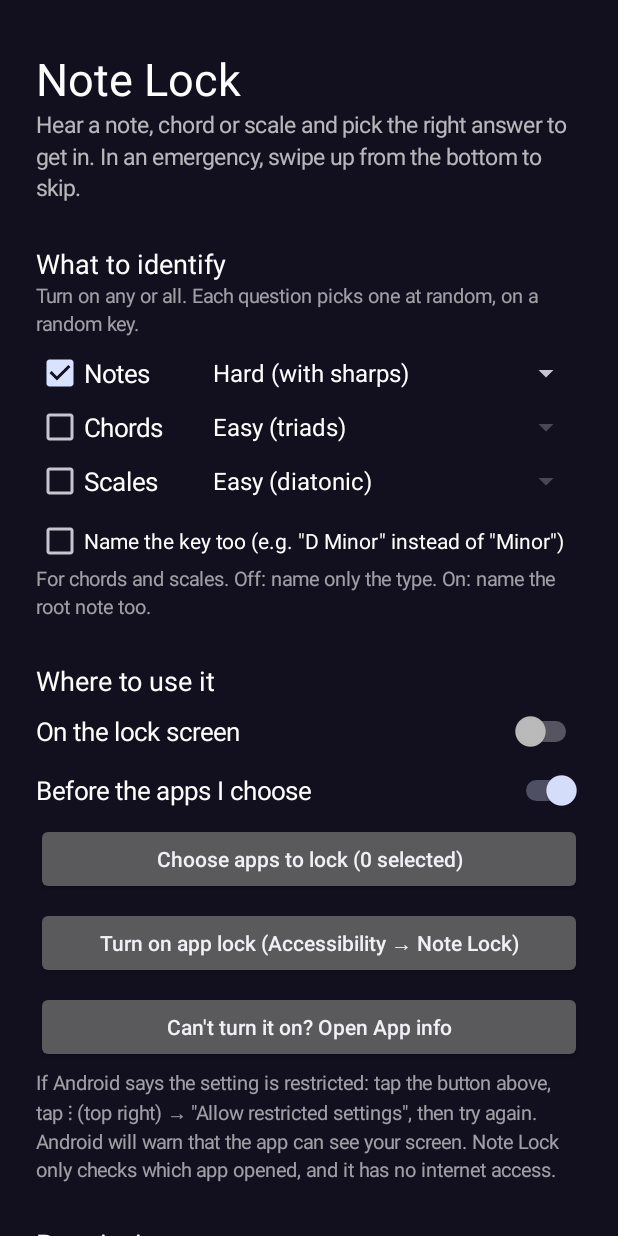
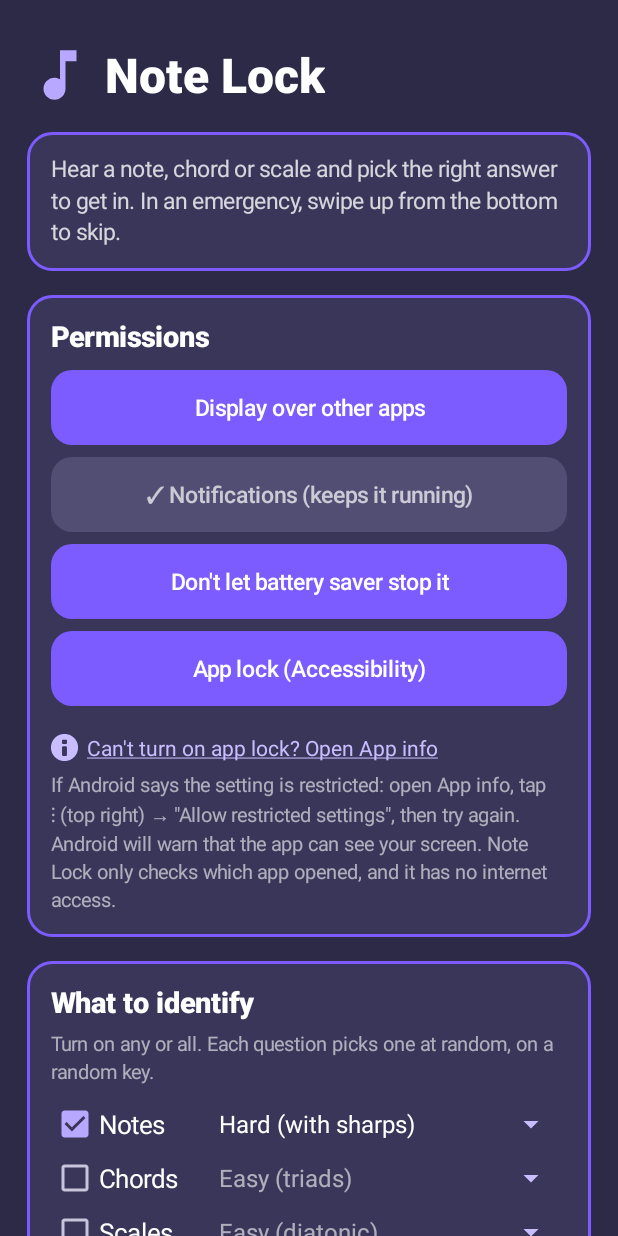
Before and after one commit to commanderlawin123/NoteLock, an Android app: the screen it shows after launch (MainActivity), on a phone screen of 412 x 824 dp. Run offline under Robolectric (Android 15) with nearby library versions, the phone set to English and light mode, and no system bars.

Commit message:
Redesign settings: bold header with icon, bordered sections, permissions first, violet buttons, softer background
Co-Authored-By: Claude Opus 5.5 <noreply@anthropic.com>
Claude-Session: https://claude.ai/code/session_01SirkEfGJhDapyXGVGs1rLq

```diff
--- a/app/src/main/java/com/notelock/app/AppPickerActivity.java
+++ b/app/src/main/java/com/notelock/app/AppPickerActivity.java
@@ -54,12 +54,12 @@ public class AppPickerActivity extends Activity {
     @Override
     protected void onCreate(Bundle savedInstanceState) {
         super.onCreate(savedInstanceState);
-        getWindow().setStatusBarColor(0xFF1B1035);
+        getWindow().setStatusBarColor(MainActivity.BG);
         locked = Notes.lockedApps(this);
 
         LinearLayout col = new LinearLayout(this);
         col.setOrientation(LinearLayout.VERTICAL);
-        col.setBackgroundColor(0xFF12101F);
+        col.setBackgroundColor(MainActivity.BG);
         col.setPadding(dp(16), dp(24), dp(16), 0);
 
         TextView title = new TextView(this);
--- a/app/src/main/java/com/notelock/app/MainActivity.java
+++ b/app/src/main/java/com/notelock/app/MainActivity.java
@@ -6,7 +6,13 @@ import android.content.ComponentName;
 import android.content.Intent;
 import android.content.SharedPreferences;
 import android.content.pm.PackageManager;
+import android.content.res.ColorStateList;
 import android.graphics.Color;
+import android.graphics.Paint;
+import android.graphics.Typeface;
+import android.graphics.drawable.Drawable;
+import android.graphics.drawable.GradientDrawable;
+import android.graphics.drawable.StateListDrawable;
 import android.net.Uri;
 import android.os.Build;
 import android.os.Bundle;
@@ -20,6 +26,7 @@ import android.widget.AdapterView;
 import android.widget.ArrayAdapter;
 import android.widget.Button;
 import android.widget.CheckBox;
+import android.widget.ImageView;
 import android.widget.LinearLayout;
 import android.widget.ScrollView;
 import android.widget.Spinner;
@@ -27,112 +34,148 @@ import android.widget.Switch;
 import android.widget.TextView;
 import android.widget.Toast;
 
-/** Settings: what to identify, where to use it, permissions, and a test button. */
+/** Settings: permissions, what to identify, where to use it, and a test button. */
 public class MainActivity extends Activity {
+    // Palette (change these to restyle the whole screen)
+    static final int BG = 0xFF2D2A47;          // soft indigo background
+    static final int CARD = 0xFF3A3659;        // section card
+    static final int BORDER = 0xFF7C5CFF;      // section border (violet)
+    static final int VIOLET = 0xFF7C5CFF;      // buttons, same as the icon
+    static final int VIOLET_DOWN = 0xFF6446E8; // pressed button
+    static final int DISABLED = 0xFF524D73;    // greyed-out button
+    static final int TEXT_DIM = 0xCCFFFFFF;
+    static final int TEXT_FAINT = 0x99FFFFFF;
+
     private SharedPreferences prefs;
-    private Button overlayBtn, notifBtn, batteryBtn, pickBtn, accessBtn;
+    private Button overlayBtn, notifBtn, batteryBtn, accessBtn, pickBtn;
     private CheckBox notesBox, chordsBox, scalesBox;
+    private Switch appLockSwitch;
 
     @Override
     protected void onCreate(Bundle savedInstanceState) {
         super.onCreate(savedInstanceState);
-        getWindow().setStatusBarColor(0xFF1B1035);
+        getWindow().setStatusBarColor(BG);
+        getWindow().setNavigationBarColor(BG);
         prefs = Notes.prefs(this);
 
         ScrollView scroll = new ScrollView(this);
-        scroll.setBackgroundColor(0xFF12101F);
+        scroll.setBackgroundColor(BG);
         LinearLayout col = new LinearLayout(this);
         col.setOrientation(LinearLayout.VERTICAL);
-        col.setPadding(dp(24), dp(32), dp(24), dp(32));
+        col.setPadding(dp(18), dp(28), dp(18), dp(32));
         scroll.addView(col);
 
-        col.addView(text("Note Lock", 30, Color.WHITE));
-        col.addView(text("Hear a note, chord or scale and pick the right answer to get in. "
-                + "In an emergency, swipe up from the bottom to skip.", 15, 0xB3FFFFFF));
+        // ---------------------------------------------------- header
+        LinearLayout header = new LinearLayout(this);
+        header.setOrientation(LinearLayout.HORIZONTAL);
+        header.setGravity(Gravity.CENTER_VERTICAL);
+        ImageView logo = new ImageView(this);
+        logo.setImageResource(R.drawable.ic_notelock);
+        logo.setImageTintList(ColorStateList.valueOf(0xFFB9A8FF));
+        header.addView(logo, new LinearLayout.LayoutParams(dp(44), dp(44)));
+        TextView name = text("Note Lock", 32, Color.WHITE);
+        name.setTypeface(Typeface.create("sans-serif-black", Typeface.BOLD));
+        name.setPadding(dp(8), 0, 0, 0);
+        header.addView(name);
+        col.addView(header);
 
-        // ---------------------------------------------------- what to identify
-        col.addView(text("What to identify", 18, Color.WHITE), margins(28));
-        col.addView(text("Turn on any or all. Each question picks one at random, on a random key.",
-                13, 0x99FFFFFF));
-
-        notesBox = new CheckBox(this);
-        col.addView(typeRow(notesBox, "Notes", Notes.notesOn(prefs), Notes.KEY_NOTES_ON,
-                new String[]{"Easy (no sharps)", "Hard (with sharps)"},
-                Notes.notesLevel(prefs), Notes.KEY_NOTES_LEVEL), margins(8));
-
-        chordsBox = new CheckBox(this);
-        col.addView(typeRow(chordsBox, "Chords", prefs.getBoolean(Notes.KEY_CHORDS_ON, false),
-                Notes.KEY_CHORDS_ON,
-                new String[]{"Easy (triads)", "Normal (sus & 7th chords)", "Hard (extended chords)"},
-                prefs.getInt(Notes.KEY_CHORDS_LEVEL, 0), Notes.KEY_CHORDS_LEVEL), margins(4));
-
-        scalesBox = new CheckBox(this);
-        col.addView(typeRow(scalesBox, "Scales", prefs.getBoolean(Notes.KEY_SCALES_ON, false),
-                Notes.KEY_SCALES_ON,
-                new String[]{"Easy (diatonic)", "Normal (pentatonic & blues)", "Hard (7 modes)"},
-                prefs.getInt(Notes.KEY_SCALES_LEVEL, 0), Notes.KEY_SCALES_LEVEL), margins(4));
-
-        CheckBox nameKey = new CheckBox(this);
-        nameKey.setText("Name the key too (e.g. \"D Minor\" instead of \"Minor\")");
-        nameKey.setTextColor(Color.WHITE);
-        nameKey.setChecked(prefs.getBoolean(Notes.KEY_NAME_KEY, false));
-        nameKey.setOnCheckedChangeListener((b, on) -> prefs.edit().putBoolean(Notes.KEY_NAME_KEY, on).apply());
-        col.addView(nameKey, margins(8));
-        col.addView(text("For chords and scales. Off: name only the type. On: name the root note too.",
-                13, 0x99FFFFFF));
-
-        // ---------------------------------------------------- where to use it
-        col.addView(text("Where to use it", 18, Color.WHITE), margins(28));
-
-        Switch lockScreen = sw("On the lock screen", Notes.isEnabled(this));
-        lockScreen.setOnCheckedChangeListener((b, on) -> setLockScreen(on));
-        col.addView(lockScreen, margins(8));
-
-        Switch appLock = sw("Before the apps I choose", prefs.getBoolean(Notes.KEY_APPLOCK_ON, true));
-        appLock.setOnCheckedChangeListener((b, on) -> {
-            prefs.edit().putBoolean(Notes.KEY_APPLOCK_ON, on).apply();
-            if (on && !appLockOn()) {
-                Toast.makeText(this, "Also turn on Note Lock in Accessibility (button below)",
-                        Toast.LENGTH_LONG).show();
-            }
-        });
-        col.addView(appLock, margins(12));
-
-        pickBtn = button(v -> startActivity(new Intent(this, AppPickerActivity.class)));
-        col.addView(pickBtn, margins(8));
-
-        accessBtn = button(v -> startActivity(new Intent(Settings.ACTION_ACCESSIBILITY_SETTINGS)));
-        col.addView(accessBtn, margins(8));
-
-        Button restricted = button(v -> startActivity(new Intent(
-                Settings.ACTION_APPLICATION_DETAILS_SETTINGS,
-                Uri.parse("package:" + getPackageName()))));
-        restricted.setText("Can't turn it on? Open App info");
-        col.addView(restricted, margins(8));
-        col.addView(text("If Android says the setting is restricted: tap the button above, "
-                + "tap ⋮ (top right) → \"Allow restricted settings\", then try again. "
-                + "Android will warn that the app can see your screen. Note Lock only checks "
-                + "which app opened, and it has no internet access.", 13, 0x99FFFFFF), margins(4));
+        // ---------------------------------------------------- intro
+        LinearLayout intro = card(col, null);
+        intro.addView(text("Hear a note, chord or scale and pick the right answer to get in. "
+                + "In an emergency, swipe up from the bottom to skip.", 15, TEXT_DIM));
 
         // ---------------------------------------------------- permissions
-        col.addView(text("Permissions", 18, Color.WHITE), margins(28));
-
+        LinearLayout perms = card(col, "Permissions");
         overlayBtn = button(v -> startActivity(new Intent(Settings.ACTION_MANAGE_OVERLAY_PERMISSION,
                 Uri.parse("package:" + getPackageName()))));
-        col.addView(overlayBtn, margins(8));
+        perms.addView(overlayBtn, margins(4));
 
         notifBtn = button(v -> {
             if (Build.VERSION.SDK_INT >= 33) {
                 requestPermissions(new String[]{Manifest.permission.POST_NOTIFICATIONS}, 1);
             }
         });
-        col.addView(notifBtn, margins(8));
+        perms.addView(notifBtn, margins(8));
 
         batteryBtn = button(v -> startActivity(new Intent(
                 Settings.ACTION_REQUEST_IGNORE_BATTERY_OPTIMIZATIONS,
                 Uri.parse("package:" + getPackageName()))));
-        col.addView(batteryBtn, margins(8));
+        perms.addView(batteryBtn, margins(8));
 
+        accessBtn = button(v -> startActivity(new Intent(Settings.ACTION_ACCESSIBILITY_SETTINGS)));
+        perms.addView(accessBtn, margins(8));
+
+        TextView info = text("Can't turn on app lock? Open App info", 14, 0xFFC9BDFF);
+        info.setPaintFlags(info.getPaintFlags() | Paint.UNDERLINE_TEXT_FLAG);
+        Drawable icon = getDrawable(android.R.drawable.ic_dialog_info);
+        if (icon != null) {
+            icon = icon.mutate();
+            icon.setTint(0xFFC9BDFF);
+            icon.setBounds(0, 0, dp(18), dp(18));
+            info.setCompoundDrawablesRelative(icon, null, null, null);
+            info.setCompoundDrawablePadding(dp(6));
+        }
+        info.setGravity(Gravity.CENTER_VERTICAL);
+        info.setPadding(0, dp(6), 0, dp(6));
+        info.setOnClickListener(v -> startActivity(new Intent(
+                Settings.ACTION_APPLICATION_DETAILS_SETTINGS,
+                Uri.parse("package:" + getPackageName()))));
+        perms.addView(info, margins(12));
+        perms.addView(text("If Android says the setting is restricted: open App info, "
+                + "tap ⋮ (top right) → \"Allow restricted settings\", then try again. "
+                + "Android will warn that the app can see your screen. Note Lock only checks "
+                + "which app opened, and it has no internet access.", 13, TEXT_FAINT));
+
+        // ---------------------------------------------------- what to identify
+        LinearLayout what = card(col, "What to identify");
+        what.addView(text("Turn on any or all. Each question picks one at random, on a random key.",
+                13, TEXT_FAINT));
+
+        notesBox = new CheckBox(this);
+        chordsBox = new CheckBox(this);
+        scalesBox = new CheckBox(this);
+        what.addView(typeRow(notesBox, "Notes", Notes.notesOn(prefs), Notes.KEY_NOTES_ON,
+                new String[]{"Easy (no sharps)", "Hard (with sharps)"},
+                Notes.notesLevel(prefs), Notes.KEY_NOTES_LEVEL), margins(10));
+        what.addView(typeRow(chordsBox, "Chords", prefs.getBoolean(Notes.KEY_CHORDS_ON, false),
+                Notes.KEY_CHORDS_ON,
+                new String[]{"Easy (triads)", "Normal (sus & 7th chords)", "Hard (extended chords)"},
+                prefs.getInt(Notes.KEY_CHORDS_LEVEL, 0), Notes.KEY_CHORDS_LEVEL), margins(4));
+        what.addView(typeRow(scalesBox, "Scales", prefs.getBoolean(Notes.KEY_SCALES_ON, false),
+                Notes.KEY_SCALES_ON,
+                new String[]{"Easy (diatonic)", "Normal (pentatonic & blues)", "Hard (7 modes)"},
+                prefs.getInt(Notes.KEY_SCALES_LEVEL, 0), Notes.KEY_SCALES_LEVEL), margins(4));
+
+        CheckBox nameKey = check("Name the key too (e.g. \"D Minor\" instead of \"Minor\")",
+                prefs.getBoolean(Notes.KEY_NAME_KEY, false));
+        nameKey.setOnCheckedChangeListener((b, on) -> prefs.edit().putBoolean(Notes.KEY_NAME_KEY, on).apply());
+        what.addView(nameKey, margins(10));
+        what.addView(text("For chords and scales. Off: name only the type. On: name the root note too.",
+                13, TEXT_FAINT));
+
+        // ---------------------------------------------------- where to use it
+        LinearLayout where = card(col, "Where to use it");
+        Switch lockScreen = sw("On the lock screen", Notes.isEnabled(this));
+        lockScreen.setOnCheckedChangeListener((b, on) -> setLockScreen(on));
+        where.addView(lockScreen, margins(4));
+
+        appLockSwitch = sw("Before the apps I choose", prefs.getBoolean(Notes.KEY_APPLOCK_ON, true));
+        appLockSwitch.setOnCheckedChangeListener((b, on) -> {
+            prefs.edit().putBoolean(Notes.KEY_APPLOCK_ON, on).apply();
+            pickBtn.setEnabled(on);
+            if (on && !appLockOn()) {
+                Toast.makeText(this, "Also turn on app lock under Permissions",
+                        Toast.LENGTH_LONG).show();
+            }
+        });
+        where.addView(appLockSwitch, margins(14));
+
+        pickBtn = button(v -> startActivity(new Intent(this, AppPickerActivity.class)));
+        pickBtn.setEnabled(appLockSwitch.isChecked());
+        where.addView(pickBtn, margins(8));
+
+        // ---------------------------------------------------- try it
+        LinearLayout tryCard = card(col, null);
         Button test = button(v -> {
             if (!Settings.canDrawOverlays(this)) {
                 Toast.makeText(this, "Allow 'Display over other apps' first", Toast.LENGTH_LONG).show();
@@ -141,14 +184,15 @@ public class MainActivity extends Activity {
             startActivity(new Intent(this, LockActivity.class));
         });
         test.setText("Try it now");
-        col.addView(test, margins(28));
+        tryCard.addView(test);
 
-        col.addView(text("Tips\n"
-                + "• Set Android's own screen lock to \"Swipe\" or \"None\" so Note Lock is the "
+        // ---------------------------------------------------- tips
+        LinearLayout tips = card(col, "Tips");
+        tips.addView(text("• Set Android's own screen lock to \"Swipe\" or \"None\" so Note Lock is the "
                 + "only thing you unlock. If you keep a PIN, Android will ask for it after the quiz.\n"
                 + "• On Honor phones: Settings → Apps → App launch → Note Lock → turn off "
                 + "\"Manage automatically\" and turn on all three switches. Also lock Note Lock in Recents.\n"
-                + "• Sound plays through media volume. Turn it up!", 14, 0x99FFFFFF), margins(28));
+                + "• Sound plays through media volume. Turn it up!", 14, TEXT_DIM));
 
         setContentView(scroll);
     }
@@ -160,6 +204,27 @@ public class MainActivity extends Activity {
         if (Notes.isEnabled(this) && Settings.canDrawOverlays(this)) LockService.start(this);
     }
 
+    private void refresh() {
+        boolean overlay = Settings.canDrawOverlays(this);
+        overlayBtn.setText((overlay ? "✓ " : "") + "Display over other apps");
+
+        boolean notif = Build.VERSION.SDK_INT < 33
+                || checkSelfPermission(Manifest.permission.POST_NOTIFICATIONS) == PackageManager.PERMISSION_GRANTED;
+        notifBtn.setText((notif ? "✓ " : "") + "Notifications (keeps it running)");
+        notifBtn.setEnabled(!notif);
+
+        PowerManager pm = getSystemService(PowerManager.class);
+        boolean battery = pm != null && pm.isIgnoringBatteryOptimizations(getPackageName());
+        batteryBtn.setText((battery ? "✓ " : "") + "Don't let battery saver stop it");
+        batteryBtn.setEnabled(!battery);
+
+        accessBtn.setText(appLockOn() ? "✓ App lock (Accessibility) is on" : "App lock (Accessibility)");
+
+        int n = Notes.lockedApps(this).size();
+        pickBtn.setText("Choose apps to lock (" + n + " selected)");
+        pickBtn.setEnabled(appLockSwitch.isChecked());
+    }
+
     /** One row: [x] Notes   [Easy ▾] */
     private View typeRow(CheckBox box, String label, boolean on, String onKey,
                          String[] levels, int level, String levelKey) {
@@ -167,11 +232,9 @@ public class MainActivity extends Activity {
         row.setOrientation(LinearLayout.HORIZONTAL);
         row.setGravity(Gravity.CENTER_VERTICAL);
 
-        box.setText(label);
-        box.setTextColor(Color.WHITE);
+        styleCheck(box, label, on);
         box.setTextSize(TypedValue.COMPLEX_UNIT_SP, 17);
-        box.setChecked(on);
-        row.addView(box, new LinearLayout.LayoutParams(dp(110), LinearLayout.LayoutParams.WRAP_CONTENT));
+        row.addView(box, new LinearLayout.LayoutParams(dp(104), LinearLayout.LayoutParams.WRAP_CONTENT));
 
         Spinner spinner = new Spinner(this);
         ArrayAdapter<String> adapter = new ArrayAdapter<String>(this,
@@ -179,7 +242,7 @@ public class MainActivity extends Activity {
             @Override
             public View getView(int pos, View convert, ViewGroup parent) {
                 TextView t = (TextView) super.getView(pos, convert, parent);
-                t.setTextColor(Color.WHITE);
+                t.setTextColor(spinnerEnabled(parent) ? Color.WHITE : TEXT_FAINT);
                 return t;
             }
         };
@@ -187,6 +250,7 @@ public class MainActivity extends Activity {
         spinner.setAdapter(adapter);
         spinner.setSelection(Math.max(0, Math.min(levels.length - 1, level)));
         spinner.setEnabled(on);
+        spinner.setBackgroundTintList(ColorStateList.valueOf(0xFFC9BDFF));
         spinner.setOnItemSelectedListener(new AdapterView.OnItemSelectedListener() {
             @Override
             public void onItemSelected(AdapterView<?> parent, View view, int pos, long id) {
@@ -206,8 +270,13 @@ public class MainActivity extends Activity {
             }
             prefs.edit().putBoolean(onKey, checked).apply();
             spinner.setEnabled(checked);
+            adapter.notifyDataSetChanged();
         });
         return row;
+    }
+
+    private static boolean spinnerEnabled(ViewGroup parent) {
+        return parent == null || parent.isEnabled();
     }
 
     private void setLockScreen(boolean on) {
@@ -219,26 +288,6 @@ public class MainActivity extends Activity {
         }
         prefs.edit().putBoolean(Notes.KEY_ENABLED, on).apply();
         if (on) LockService.start(this); else LockService.stop(this);
-    }
-
-    private void refresh() {
-        boolean overlay = Settings.canDrawOverlays(this);
-        overlayBtn.setText((overlay ? "✓ " : "1. ") + "Display over other apps");
-
-        boolean notif = Build.VERSION.SDK_INT < 33
-                || checkSelfPermission(Manifest.permission.POST_NOTIFICATIONS) == PackageManager.PERMISSION_GRANTED;
-        notifBtn.setText((notif ? "✓ " : "2. ") + "Notifications (keeps it running)");
-        notifBtn.setEnabled(!notif);
-
-        PowerManager pm = getSystemService(PowerManager.class);
-        boolean battery = pm != null && pm.isIgnoringBatteryOptimizations(getPackageName());
-        batteryBtn.setText((battery ? "✓ " : "3. ") + "Don't let battery saver stop it");
-        batteryBtn.setEnabled(!battery);
-
-        int n = Notes.lockedApps(this).size();
-        pickBtn.setText("Choose apps to lock (" + n + " selected)");
-        accessBtn.setText((appLockOn() ? "✓ App lock is on" : "Turn on app lock")
-                + " (Accessibility → Note Lock)");
     }
 
     private boolean appLockOn() {
@@ -253,20 +302,81 @@ public class MainActivity extends Activity {
         return false;
     }
 
+    // ---------------------------------------------------------------- styling helpers
+
+    /** A bordered section card, optionally with a heading. Returns its content column. */
+    private LinearLayout card(LinearLayout parent, String heading) {
+        LinearLayout c = new LinearLayout(this);
+        c.setOrientation(LinearLayout.VERTICAL);
+        c.setPadding(dp(16), dp(14), dp(16), dp(16));
+        GradientDrawable bg = new GradientDrawable();
+        bg.setColor(CARD);
+        bg.setCornerRadius(dp(16));
+        bg.setStroke(dp(2), BORDER);
+        c.setBackground(bg);
+        if (heading != null) {
+            TextView h = text(heading, 19, Color.WHITE);
+            h.setTypeface(Typeface.create("sans-serif-medium", Typeface.BOLD));
+            h.setPadding(0, 0, 0, dp(6));
+            c.addView(h);
+        }
+        parent.addView(c, margins(16));
+        return c;
+    }
+
+    private Button button(View.OnClickListener l) {
+        Button b = new Button(this);
+        b.setAllCaps(false);
+        b.setTextSize(TypedValue.COMPLEX_UNIT_SP, 15);
+        b.setTextColor(new ColorStateList(
+                new int[][]{{-android.R.attr.state_enabled}, {}},
+                new int[]{0xB3FFFFFF, Color.WHITE}));
+        StateListDrawable states = new StateListDrawable();
+        states.addState(new int[]{-android.R.attr.state_enabled}, rounded(DISABLED));
+        states.addState(new int[]{android.R.attr.state_pressed}, rounded(VIOLET_DOWN));
+        states.addState(new int[]{}, rounded(VIOLET));
+        b.setBackground(states);
+        b.setStateListAnimator(null);
+        b.setMinHeight(dp(50));
+        b.setOnClickListener(l);
+        return b;
+    }
+
+    private GradientDrawable rounded(int color) {
+        GradientDrawable d = new GradientDrawable();
+        d.setColor(color);
+        d.setCornerRadius(dp(14));
+        return d;
+    }
+
     private Switch sw(String label, boolean on) {
         Switch s = new Switch(this);
         s.setText(label);
         s.setTextColor(Color.WHITE);
         s.setTextSize(TypedValue.COMPLEX_UNIT_SP, 17);
         s.setChecked(on);
+        s.setThumbTintList(new ColorStateList(
+                new int[][]{{android.R.attr.state_checked}, {}},
+                new int[]{0xFFB9A8FF, 0xFFDDDDE8}));
+        s.setTrackTintList(new ColorStateList(
+                new int[][]{{android.R.attr.state_checked}, {}},
+                new int[]{VIOLET, 0xFF6E6A8A}));
         return s;
     }
 
-    private Button button(View.OnClickListener l) {
-        Button b = new Button(this);
-        b.setAllCaps(false);
-        b.setOnClickListener(l);
-        return b;
+    private CheckBox check(String label, boolean on) {
+        CheckBox c = new CheckBox(this);
+        styleCheck(c, label, on);
+        return c;
+    }
+
+    private void styleCheck(CheckBox c, String label, boolean on) {
+        c.setText(label);
+        c.setTextColor(Color.WHITE);
+        c.setChecked(on);
+        c.setButtonTintList(new ColorStateList(
+                new int[][]{{android.R.attr.state_checked}, {}},
+                new int[]{0xFFB9A8FF, 0xFFC8C4DC}));
     }
 
     private TextView text(String s, int sp, int color) {
```
